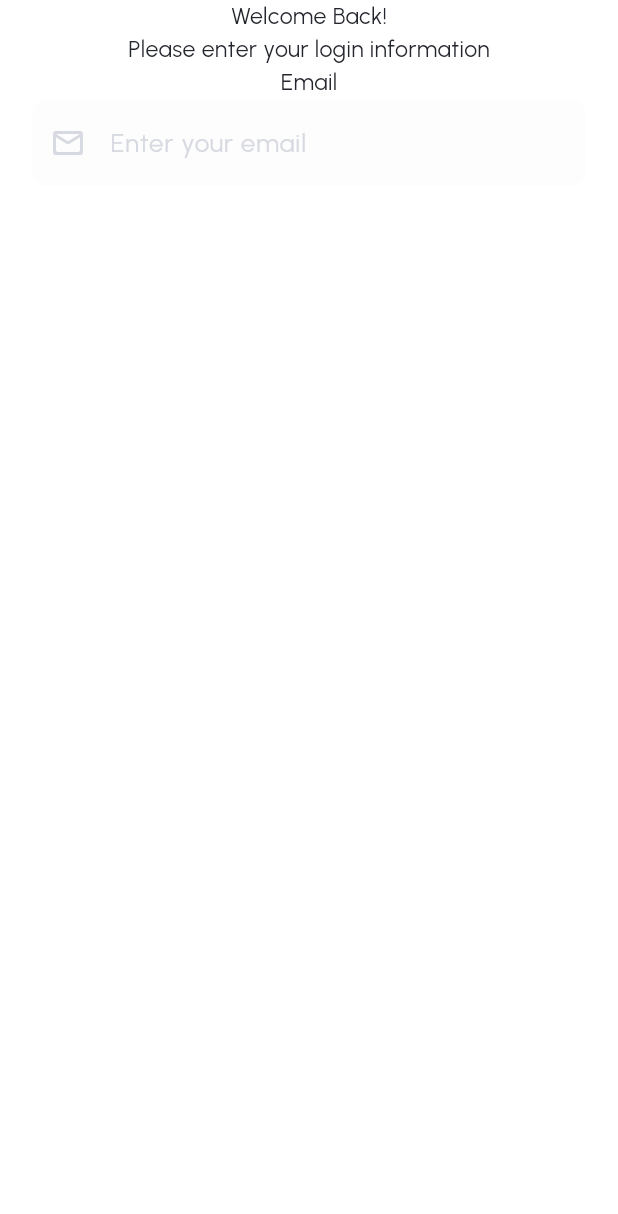
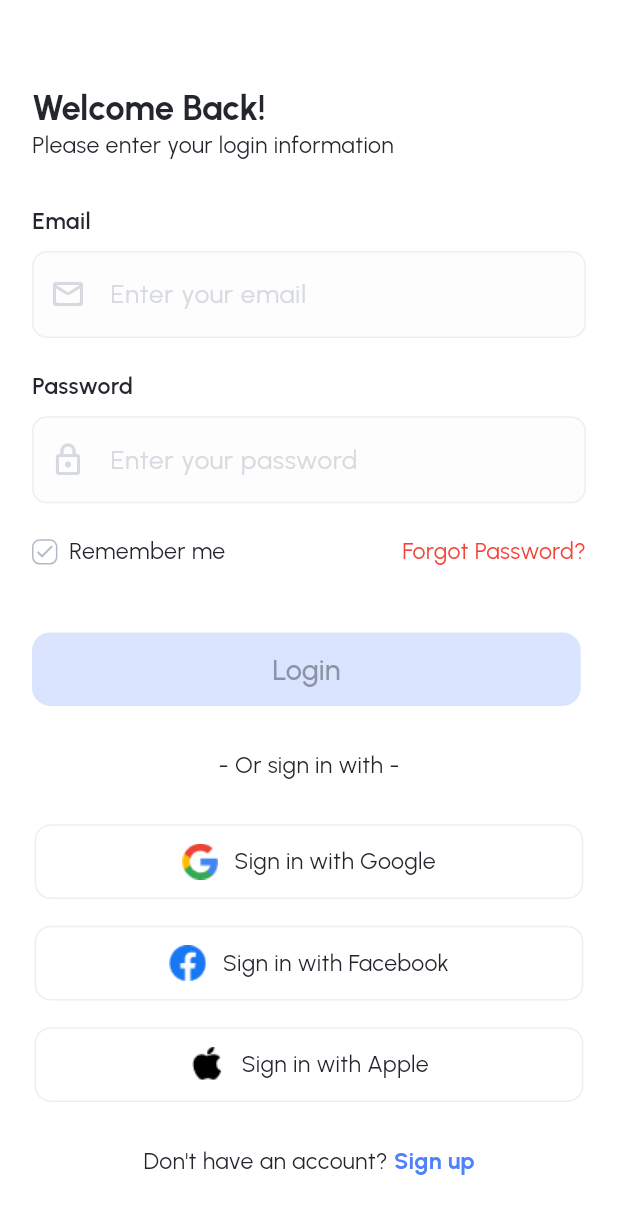
Before and after one commit to backbencherstudio/time_doc_flutter_app, a Flutter app: the LoginScreen screen opened by its route, on a phone screen of 412 x 824 dp. Shown: the top 1214 px of the screen. Run offline on Flutter 3.47's test engine with Material 3 defaults, Android fonts, the phone set to English and light mode, and no system bars; our stand-ins replace flutter_onboarding_slider, flutter_screenutil, flutter_svg, gap, go_router, google_fonts and 1 more; accounts and stored records are empty.

Commit message:
login screen

```diff
--- a/lib/core/theme/theme_extensions/color_palette.dart
+++ b/lib/core/theme/theme_extensions/color_palette.dart
@@ -7,6 +7,7 @@ class AppColors{
   static const Color darkModeBgColor = Color(0xff101623);
   static const Color blackColor = Color(0xff24262D);
   static const Color inputDecorationFillColor = Color(0xffFDFDFD);
-  static const Color inputDecorationStrokeColor = Color(0xffFDFDFD);
+  static const Color inputDecorationStrokeColor = Color(0xffEDEEF1);
   static const Color inputDecorationHintColor = Color(0xffD7DAE0);
+  static const Color iconColorLight = Color(0xffB3B9C6);
 }
--- a/lib/main.dart
+++ b/lib/main.dart
@@ -2,13 +2,17 @@ import 'package:flutter/material.dart';
 import 'package:flutter_screenutil/flutter_screenutil.dart';
 import 'package:provider/provider.dart';
 import 'package:time_doc/core/theme/theme.dart';
+import 'package:time_doc/src/provider/login_provider.dart';
 import 'package:time_doc/src/provider/splash_provider.dart';
 import 'core/route/route_config.dart';
 
 void main() {
   runApp(
     MultiProvider(
-      providers: [ChangeNotifierProvider(create: (_) => SplashProvider())],
+      providers: [
+        ChangeNotifierProvider(create: (_) => SplashProvider()),
+        ChangeNotifierProvider(create: (_) => LoginProvider()),
+      ],
       child: const MyApp(),
     ),
   );
--- a/lib/src/common_widgets/button_widget.dart
+++ b/lib/src/common_widgets/button_widget.dart
@@ -1,10 +1,15 @@
 import 'package:flutter_screenutil/flutter_screenutil.dart';
-import '../../core/constant/texts.dart';
-import '../../core/theme/theme_extensions/color_palette.dart';
 import 'package:flutter/material.dart';
+
 class ButtonWidget extends StatelessWidget {
+  final Color bgColor;
+  final Color textColor;
+  final String title;
   const ButtonWidget({
     super.key,
+    required this.bgColor,
+    required this.textColor,
+    required this.title,
   });
   @override
   Widget build(BuildContext context) {
@@ -13,15 +18,13 @@ class ButtonWidget extends StatelessWidget {
       width: 380.w,
       height: 55.h,
       decoration: BoxDecoration(
-        color: AppColors.primaryColor,
+        color: bgColor,
         borderRadius: BorderRadius.circular(12),
       ),
       child: Center(
         child: Text(
-          AppTexts.letsGetStarted,
-          style: textTheme.titleMedium!.copyWith(
-            color: AppColors.whiteColor,
-          ),
+          title,
+          style: textTheme.titleSmall!.copyWith(color: textColor),
         ),
       ),
     );
--- a/lib/src/feature/login_screen/login_screen.dart
+++ b/lib/src/feature/login_screen/login_screen.dart
@@ -1,30 +1,37 @@
 import 'package:flutter/material.dart';
 import 'package:flutter_screenutil/flutter_screenutil.dart';
+import 'package:provider/provider.dart';
+import 'package:time_doc/src/provider/login_provider.dart';
+import 'parts/login_footer_part.dart';
+import 'parts/login_form.dart';
+import 'parts/login_header_part.dart' show LoginHeaderPart;
 
 class LoginScreen extends StatelessWidget {
   const LoginScreen({super.key});
 
   @override
   Widget build(BuildContext context) {
+    TextTheme textTheme = Theme.of(context).textTheme;
+    return Consumer<LoginProvider>(
+      builder: (context, loginProvider, child) {
         return Scaffold(
-      body: SafeArea(
+          body: SingleChildScrollView(
             child: Padding(
               padding: EdgeInsets.symmetric(horizontal: 24.h),
               child: Column(
+                mainAxisAlignment: MainAxisAlignment.start,
+                crossAxisAlignment: CrossAxisAlignment.start,
                 children: [
-              Text('Welcome Back!'),
-              Text('Please enter your login information'),
-              Text('Email'),
-              TextFormField(
-                decoration: InputDecoration(
-                  prefixIcon: Icon(Icons.mail_outline_rounded),
-                  hintText: 'Enter your email'
-                ),
-              )
+                  LoginHeaderPart(textTheme: textTheme),
+                  LoginForm(textTheme: textTheme),
+                  SizedBox(height: 32.h),
+                  LoginFooterPart(textTheme: textTheme),
                 ],
               ),
             ),
           ),
         );
+      },
+    );
   }
 }
--- /dev/null
+++ b/lib/src/feature/login_screen/parts/login_footer_part.dart
@@ -0,0 +1,54 @@
+import 'package:flutter/material.dart';
+import 'package:flutter_screenutil/flutter_screenutil.dart';
+import '../../../../core/theme/theme_extensions/color_palette.dart';
+import '../widget/continue_with_button.dart';
+class LoginFooterPart extends StatelessWidget {
+  const LoginFooterPart({
+    super.key,
+    required this.textTheme,
+  });
+
+  final TextTheme textTheme;
+
+  @override
+  Widget build(BuildContext context) {
+    return Column(
+      children: [
+        Center(child: Text('- Or sign in with -')),
+        SizedBox(height: 32.h),
+        ContinueWithButton(
+          image: 'assets/images/login/Social icon.png',
+          title: 'Sign in with Google',
+        ),
+        SizedBox(height: 20.h),
+        ContinueWithButton(
+          image: 'assets/images/login/Social icon (1).png',
+          title: 'Sign in with Facebook',
+        ),
+        SizedBox(height: 20.h),
+        ContinueWithButton(
+          image: 'assets/images/login/Social icon (2).png',
+          title: 'Sign in with Apple',
+        ),
+        SizedBox(height: 32.h,),
+        Center(
+          child: RichText(
+            text: TextSpan(
+              style: textTheme.bodyMedium,
+              children: [
+                TextSpan(text: "Don't have an account? "),
+                TextSpan(
+                  text: "Sign up",
+                  style: textTheme.bodyMedium!.copyWith(
+                    color: AppColors.primaryColor, // Highlight "Sign up"
+                    fontWeight: FontWeight.bold,
+                  ),
+                ),
+              ],
+            ),
+          ),
+        ),
+      ],
+    );
+  }
+}
--- /dev/null
+++ b/lib/src/feature/login_screen/parts/login_form.dart
@@ -0,0 +1,108 @@
+import 'package:flutter/material.dart';
+import 'package:flutter_screenutil/flutter_screenutil.dart';
+import 'package:provider/provider.dart';
+import '../../../../core/theme/theme_extensions/color_palette.dart';
+import '../../../common_widgets/button_widget.dart';
+import '../../../provider/login_provider.dart';
+
+class LoginForm extends StatelessWidget {
+  const LoginForm({
+    super.key,
+    required this.textTheme,
+  });
+
+  final TextTheme textTheme;
+
+  @override
+  Widget build(BuildContext context) {
+    return Consumer<LoginProvider>(
+        builder: (context, loginProvider, child){
+          return Column(
+            mainAxisAlignment: MainAxisAlignment.start,
+            crossAxisAlignment: CrossAxisAlignment.start,
+            children: [
+              Text(
+                'Email',
+                style: textTheme.bodyMedium!.copyWith(
+                  fontWeight: FontWeight.w600,
+                ),
+              ),
+              SizedBox(height: 10.h),
+              TextFormField(
+                decoration: InputDecoration(
+                  prefixIcon: Icon(Icons.mail_outline_rounded),
+                  hintText: 'Enter your email',
+                ),
+              ),
+              SizedBox(height: 24.h),
+              Text(
+                'Password ',
+                style: textTheme.bodyMedium!.copyWith(
+                  fontWeight: FontWeight.w600,
+                ),
+              ),
+              SizedBox(height: 10.h),
+              TextFormField(
+                decoration: InputDecoration(
+                  prefixIcon: Icon(Icons.lock_outline),
+                  hintText: 'Enter your password',
+                ),
+              ),
+              SizedBox(height: 24.h),
+              Row(
+                mainAxisAlignment: MainAxisAlignment.spaceBetween,
+                children: [
+                  Row(
+                    children: [
+                      InkWell(
+                        onTap: () {
+                          loginProvider.setIsRememberMe();
+                        },
+                        child: Container(
+                          height: 19.h,
+                          width: 19.h,
+                          decoration: BoxDecoration(
+                            color:
+                            loginProvider.getIsRememberMe
+                                ? AppColors.primaryColor
+                                : WidgetStateColor.transparent,
+                            border: Border.all(
+                              color: AppColors.iconColorLight,
+                            ),
+                            borderRadius: BorderRadius.circular(5),
+                          ),
+                          child: Center(
+                            child: Icon(
+                              Icons.check,
+                              color:
+                              loginProvider.getIsRememberMe
+                                  ? AppColors.whiteColor
+                                  : AppColors.iconColorLight,
+                              size: 16.h,
+                            ),
+                          ),
+                        ),
+                      ),
+                      SizedBox(width: 8.w),
+                      Text('Remember me', style: textTheme.bodyMedium),
+                    ],
+                  ),
+                  Text(
+                    'Forgot Password?',
+                    style: textTheme.bodyMedium!.copyWith(
+                      color: Colors.red,
+                    ),
+                  ),
+                ],
+              ),
+              SizedBox(height: 48.h),
+              ButtonWidget(
+                bgColor: Color(0xffDAE4FF),
+                textColor: Color(0xff8A94A6),
+                title: 'Login',
+              ),
+            ],
+          );
+        });
+  }
+}
--- /dev/null
+++ b/lib/src/feature/login_screen/parts/login_header_part.dart
@@ -0,0 +1,32 @@
+import 'package:flutter/material.dart';
+import 'package:flutter_screenutil/flutter_screenutil.dart';
+class LoginHeaderPart extends StatelessWidget {
+  const LoginHeaderPart({
+    super.key,
+    required this.textTheme,
+  });
+
+  final TextTheme textTheme;
+
+  @override
+  Widget build(BuildContext context) {
+    return Column(
+      mainAxisAlignment: MainAxisAlignment.start,
+      crossAxisAlignment: CrossAxisAlignment.start,
+      children: [
+        SizedBox(height: 64.h),
+        Text(
+          'Welcome Back!',
+          style: textTheme.titleLarge!.copyWith(
+            fontWeight: FontWeight.bold,
+          ),
+        ),
+        Text(
+          'Please enter your login information',
+          style: textTheme.bodyMedium,
+        ),
+        SizedBox(height: 32.h),
+      ],
+    );
+  }
+}
--- /dev/null
+++ b/lib/src/feature/login_screen/widget/continue_with_button.dart
@@ -0,0 +1,33 @@
+import 'package:flutter/material.dart';
+import 'package:flutter_screenutil/flutter_screenutil.dart';
+import 'package:gap/gap.dart';
+import '../../../../core/theme/theme_extensions/color_palette.dart';
+
+class ContinueWithButton extends StatelessWidget {
+  final String image;
+  final String title;
+  const ContinueWithButton({
+    super.key, required this.image, required this.title,
+  });
+
+  @override
+  Widget build(BuildContext context) {
+    return Container(
+      height: 56.h,
+      width: 380.w,
+      decoration: BoxDecoration(
+          borderRadius: BorderRadius.circular(12.r),
+          border: Border.all(color: AppColors.inputDecorationStrokeColor)
+      ),
+      child: Row(
+        mainAxisAlignment: MainAxisAlignment.center,
+        crossAxisAlignment: CrossAxisAlignment.center,
+        children: [
+          Image.asset(image),
+          Gap(12.h),
+          Text(title)
+        ],
+      ),
+    );
+  }
+}
--- a/lib/src/feature/on_boarding_screen/on_boarding_screen.dart
+++ b/lib/src/feature/on_boarding_screen/on_boarding_screen.dart
@@ -3,6 +3,8 @@ import 'package:flutter/material.dart';
 import 'package:flutter/scheduler.dart';
 import 'package:flutter_onboarding_slider/flutter_onboarding_slider.dart';
 import 'package:flutter_screenutil/flutter_screenutil.dart';
+import 'package:go_router/go_router.dart';
+import 'package:time_doc/core/route/route_constant.dart';
 import '../../../core/constant/images.dart';
 import '../../../core/constant/texts.dart';
 import '../../../core/theme/theme_extensions/color_palette.dart';
@@ -80,7 +82,14 @@ class OnBoardingScreen extends StatelessWidget {
             bottom: 80,
             child: Padding(
               padding: EdgeInsets.symmetric(horizontal: 24.h),
-              child: ButtonWidget(),
+              child: InkWell(
+                onTap: ()=>context.go(RouteConstant.loginScreen),
+                child: ButtonWidget(
+                  bgColor: AppColors.primaryColor,
+                  textColor: AppColors.whiteColor,
+                  title: AppTexts.letsGetStarted,
+                ),
+              ),
             ),
           ),
         ],
--- /dev/null
+++ b/lib/src/provider/login_provider.dart
@@ -0,0 +1,12 @@
+import 'package:flutter/cupertino.dart';
+
+class LoginProvider extends ChangeNotifier{
+  bool _isRememberMe= false;
+
+  get getIsRememberMe => _isRememberMe;
+  bool setIsRememberMe() {
+    _isRememberMe = !_isRememberMe;
+    notifyListeners();
+    return _isRememberMe;
+  }
+}
--- a/pubspec.yaml
+++ b/pubspec.yaml
@@ -69,6 +69,7 @@ flutter:
   assets:
     - assets/logo/
     - assets/images/on_boarding_screen/
+    - assets/images/login/
   #   - images/a_dot_ham.jpeg
 
   # An image asset can refer to one or more resolution-specific "variants", see
```
Also changed, not shown: assets/images/login/Social icon (1).png (added), assets/images/login/Social icon (2).png (added), assets/images/login/Social icon.png (added). Lines whose indentation alone changed are shown as unchanged.
